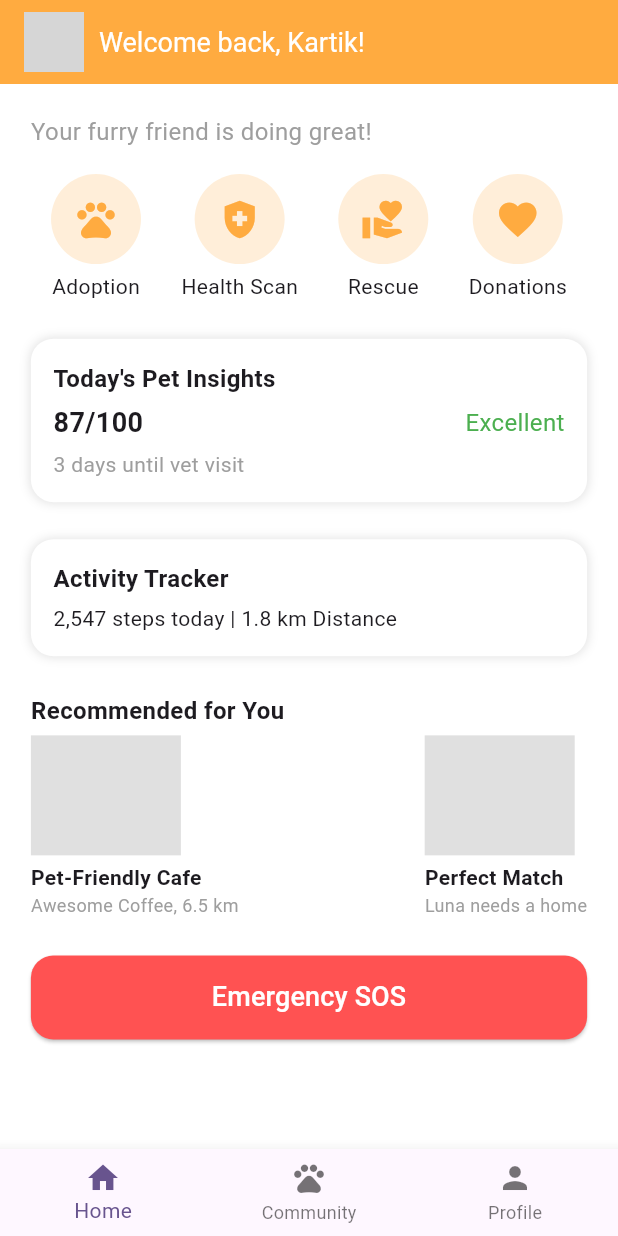
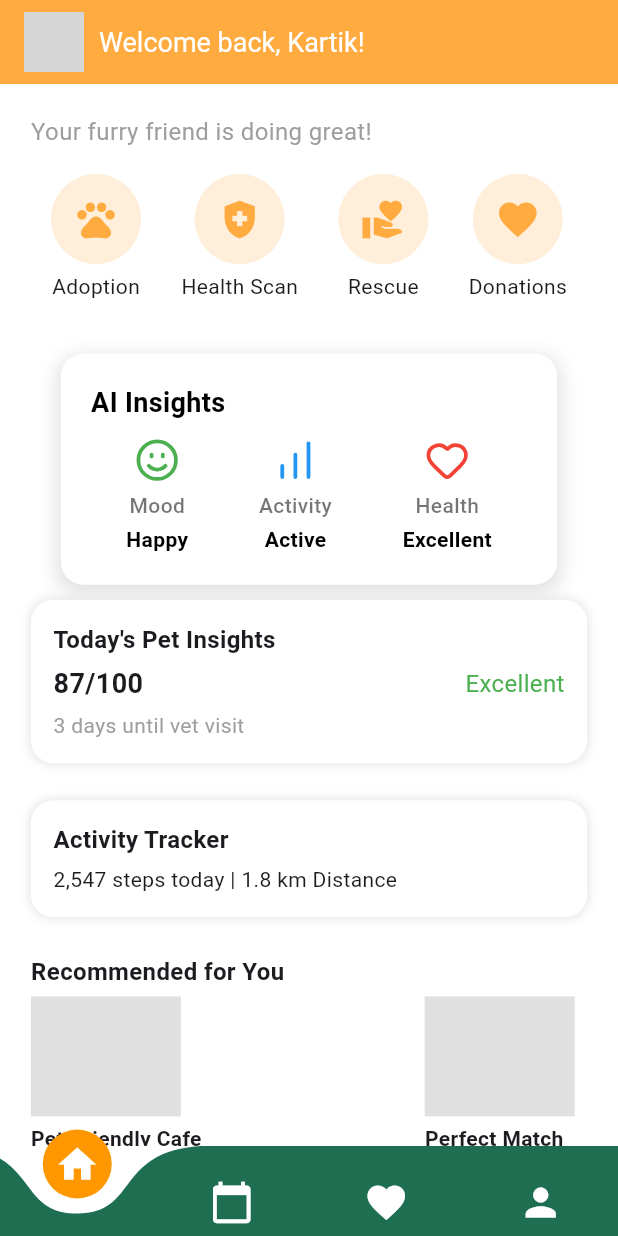
Before and after one commit to kartikkumarofficial/pawscare, a Flutter app: the HomeScreen screen opened directly, on a phone screen of 412 x 824 dp. Run offline on Flutter 3.47's test engine with Material 3 defaults, Android fonts, the light colour scheme and no system bars; drawn by our look-alikes of curved_navigation_bar; our stand-ins replace animate_do, get, google_fonts, lucide_icons; grey boxes are pictures that could not be loaded.

```diff
--- a/lib/main.dart
+++ b/lib/main.dart
@@ -1,4 +1,5 @@
 import 'package:flutter/material.dart';
+import 'package:get/get.dart';
 import 'package:pawscare/pages/dashboard.dart';
 import 'package:pawscare/pages/intropage_1.dart';
 
@@ -9,10 +10,10 @@
 class MyApp extends StatelessWidget {
   const MyApp({super.key});
 
-  // This widget is the root of your application.
+
   @override
   Widget build(BuildContext context) {
-    return MaterialApp(
+    return GetMaterialApp(
       debugShowCheckedModeBanner: false,
       title: 'Flutter Demo',
       theme: ThemeData(
@@ -20,7 +21,7 @@
         colorScheme: ColorScheme.fromSeed(seedColor: Colors.deepPurple),
         useMaterial3: true,
       ),
-      home: OnboardingScreen(),
+      home: HomeScreen(),
     );
   }
 }
--- a/lib/pages/dashboard.dart
+++ b/lib/pages/dashboard.dart
@@ -1,27 +1,27 @@
+import 'package:curved_navigation_bar/curved_navigation_bar.dart';
 import 'package:flutter/material.dart';
 import 'package:get/get.dart';
 import 'package:google_fonts/google_fonts.dart';
 import 'package:animate_do/animate_do.dart';
+import 'package:pawscare/pages/intropage_1.dart';
 
+import 'package:lucide_icons/lucide_icons.dart';
+import 'package:pawscare/widgets/customwidgets.dart';
 import '../widgets/bottom_navigation_bar.dart';
 
 
-class PawsCareApp extends StatelessWidget {
+
+
+class HomeScreen extends StatefulWidget {
   @override
-  Widget build(BuildContext context) {
-    return GetMaterialApp(
-      debugShowCheckedModeBanner: false,
-      theme: ThemeData(
-        primaryColor: Colors.orangeAccent,
-        textTheme: GoogleFonts.poppinsTextTheme(),
-      ),
-      home: HomeScreen(),
-    );
-  }
+  State<HomeScreen> createState() => _HomeScreenState();
 }
 
-class HomeScreen extends StatelessWidget {
+class _HomeScreenState extends State<HomeScreen> {
+
+  int _selectedIndex = 0;
   @override
+
   Widget build(BuildContext context) {
     double height = Get.height;
     double width = Get.width;
@@ -47,21 +47,89 @@
           child: Column(
             crossAxisAlignment: CrossAxisAlignment.start,
             children: [
-              FadeInUp(
+
+
+            FadeInRight(
                 child: Text("Your furry friend is doing great!",
                     style: TextStyle(fontSize: 16, color: Colors.grey)),
               ),
               SizedBox(height: height * 0.02),
+
+
               Row(
                 mainAxisAlignment: MainAxisAlignment.spaceAround,
                 children: [
-                  _buildFeatureButton(Icons.pets, "Adoption"),
+                  InkWell(
+                      onTap: (){ Get.to(OnboardingScreen());},
+                      child: _buildFeatureButton(Icons.pets, "Adoption")),
                   _buildFeatureButton(Icons.health_and_safety, "Health Scan"),
                   _buildFeatureButton(Icons.volunteer_activism, "Rescue"),
                   _buildFeatureButton(Icons.favorite, "Donations"),
                 ],
               ),
               SizedBox(height: height * 0.03),
+              Container(
+                padding: EdgeInsets.all(20),
+                margin: EdgeInsets.symmetric(horizontal: 20, vertical: 10),
+                decoration: BoxDecoration(
+                  color: Colors.white,
+                  borderRadius: BorderRadius.circular(15),
+                  boxShadow: [
+                    BoxShadow(
+                      color: Colors.black12,
+                      blurRadius: 10,
+                      spreadRadius: 2,
+                      offset: Offset(0, 4),
+                    ),
+                  ],
+                ),
+                child: Column(
+                  crossAxisAlignment: CrossAxisAlignment.start,
+                  children: [
+                    Text(
+                      "AI Insights",
+                      style: TextStyle(
+                        fontSize: 18,
+                        fontWeight: FontWeight.bold,
+                        color: Colors.black,
+                      ),
+                    ),
+                    SizedBox(height: 10),
+                    Row(
+                      mainAxisAlignment: MainAxisAlignment.spaceAround,
+                      children: [
+                        Column(
+                          children: [
+                            Icon(LucideIcons.smile, size: 30, color: Colors.green),
+                            SizedBox(height: 5),
+                            Text("Mood", style: TextStyle(fontSize: 14, fontWeight: FontWeight.w500, color: Colors.black54)),
+                            SizedBox(height: 3),
+                            Text("Happy", style: TextStyle(fontSize: 14, fontWeight: FontWeight.bold, color: Colors.black)),
+                          ],
+                        ),
+                        Column(
+                          children: [
+                            Icon(LucideIcons.barChart, size: 30, color: Colors.blue),
+                            SizedBox(height: 5),
+                            Text("Activity", style: TextStyle(fontSize: 14, fontWeight: FontWeight.w500, color: Colors.black54)),
+                            SizedBox(height: 3),
+                            Text("Active", style: TextStyle(fontSize: 14, fontWeight: FontWeight.bold, color: Colors.black)),
+                          ],
+                        ),
+                        Column(
+                          children: [
+                            Icon(LucideIcons.heart, size: 30, color: Colors.red),
+                            SizedBox(height: 5),
+                            Text("Health", style: TextStyle(fontSize: 14, fontWeight: FontWeight.w500, color: Colors.black54)),
+                            SizedBox(height: 3),
+                            Text("Excellent", style: TextStyle(fontSize: 14, fontWeight: FontWeight.bold, color: Colors.black)),
+                          ],
+                        ),
+                      ],
+                    ),
+                  ],
+                ),
+              ),
               FadeInLeft(
                 child: _buildCard("Today's Pet Insights", "87/100", "Excellent", "3 days until vet visit", width),
               ),
@@ -91,7 +159,24 @@
           ),
         ),
       ),
-      bottomNavigationBar: BottomNavBar(),
+      bottomNavigationBar: CurvedNavigationBar(
+        backgroundColor: Colors.transparent,
+        color: Color(0xFF1E6F52), // Greenish background color
+        buttonBackgroundColor: Colors.orange, // Orange selected item background
+        height: 60,
+        items: <Widget>[
+          Icon(Icons.home, size: 30, color: Colors.white),
+          Icon(Icons.calendar_today, size: 30, color: Colors.white),
+          Icon(Icons.favorite, size: 30, color: Colors.white),
+          Icon(Icons.person, size: 30, color: Colors.white),
+        ],
+        index: _selectedIndex,
+        onTap: (index) {
+          setState(() {
+            _selectedIndex = index; // Update the selected index
+          });
+        },
+      ),
     );
   }
 
```
Also changed, not shown: lib/pages/intropage_1.dart (+44 -27 lines), lib/widgets/bottom_navigation_bar2.dart (added, +26 -0 lines), lib/widgets/customwidgets.dart (added, +132 -0 lines), pubspec.yaml (+17 -70 lines), assets/images/app_icon.png (added), pubspec.lock, 25 other files.
